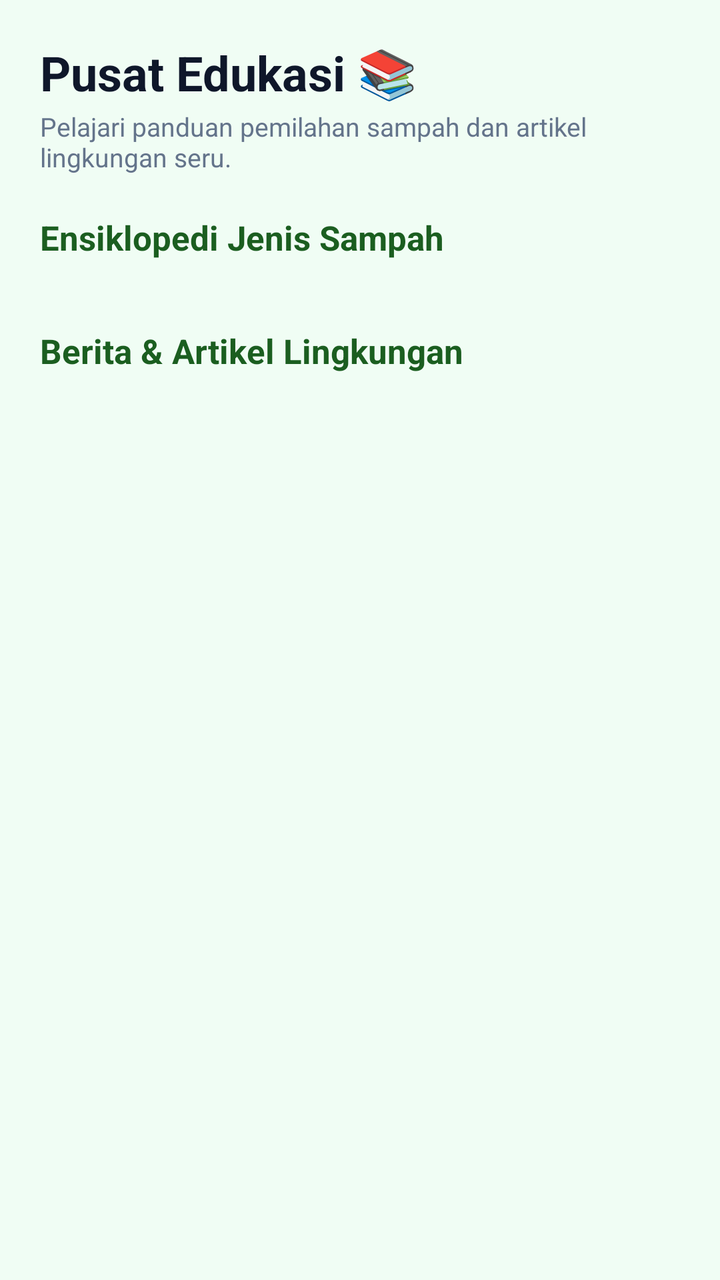
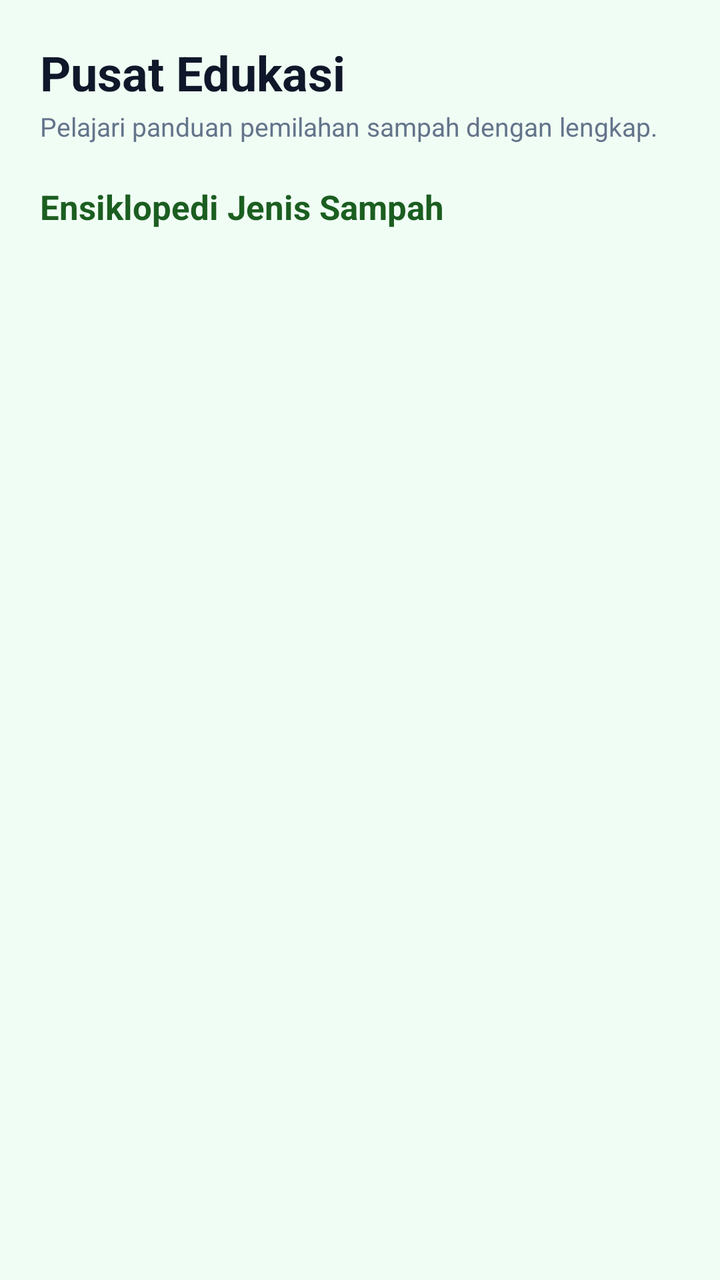

Before-and-after screenshots of an Android layout around one commit, followed by the original layout XML and the change that was made.
<!-- AndroidManifest.xml: application theme Theme.EcoLens -->
<!-- res/layout/fragment_learn.xml -->
<?xml version="1.0" encoding="utf-8"?>
<androidx.core.widget.NestedScrollView xmlns:android="http://schemas.android.com/apk/res/android"
    xmlns:app="http://schemas.android.com/apk/res-auto"
    xmlns:tools="http://schemas.android.com/tools"
    android:layout_width="match_parent"
    android:layout_height="match_parent"
    android:background="@color/bg_light"
    tools:context=".ui.learn.LearnFragment">

    <LinearLayout
        android:layout_width="match_parent"
        android:layout_height="wrap_content"
        android:orientation="vertical"
        android:padding="20dp">

        <TextView
            android:layout_width="wrap_content"
            android:layout_height="wrap_content"
            android:text="Pusat Edukasi 📚"
            android:textColor="@color/text_primary"
            android:textSize="24sp"
            android:textStyle="bold" />

        <TextView
            android:layout_width="wrap_content"
            android:layout_height="wrap_content"
            android:layout_marginTop="2dp"
            android:text="Pelajari panduan pemilahan sampah dan artikel lingkungan seru."
            android:textColor="@color/text_secondary"
            android:textSize="13sp" />

        
        <TextView
            android:layout_width="wrap_content"
            android:layout_height="wrap_content"
            android:layout_marginTop="20dp"
            android:text="Ensiklopedi Jenis Sampah"
            android:textColor="@color/primary_dark"
            android:textSize="17sp"
            android:textStyle="bold" />

        <androidx.recyclerview.widget.RecyclerView
            android:id="@+id/rvEncyclopedia"
            android:layout_width="match_parent"
            android:layout_height="wrap_content"
            android:layout_marginTop="10dp"
            android:nestedScrollingEnabled="false"
            tools:itemCount="3"
            tools:listitem="@layout/item_encyclopedia" />

        
        <TextView
            android:layout_width="wrap_content"
            android:layout_height="wrap_content"
            android:layout_marginTop="24dp"
            android:text="Berita &amp; Artikel Lingkungan"
            android:textColor="@color/primary_dark"
            android:textSize="17sp"
            android:textStyle="bold" />

        <androidx.recyclerview.widget.RecyclerView
            android:id="@+id/rvNews"
            android:layout_width="match_parent"
            android:layout_height="wrap_content"
            android:layout_marginTop="10dp"
            android:nestedScrollingEnabled="false"
            tools:itemCount="3"
            tools:listitem="@layout/item_news" />

    </LinearLayout>
</androidx.core.widget.NestedScrollView>
<!-- res/layout/item_encyclopedia.xml (included above) -->
<?xml version="1.0" encoding="utf-8"?>
<com.google.android.material.card.MaterialCardView xmlns:android="http://schemas.android.com/apk/res/android"
    xmlns:app="http://schemas.android.com/apk/res-auto"
    android:id="@+id/cardEncyclopedia"
    android:layout_width="match_parent"
    android:layout_height="wrap_content"
    android:layout_marginBottom="16dp"
    app:cardCornerRadius="18dp"
    app:cardElevation="3dp"
    app:cardBackgroundColor="@color/card_surface">

    <LinearLayout
        android:layout_width="match_parent"
        android:layout_height="wrap_content"
        android:orientation="vertical"
        android:padding="16dp">

        <LinearLayout
            android:layout_width="match_parent"
            android:layout_height="wrap_content"
            android:gravity="center_vertical"
            android:orientation="horizontal">

            <TextView
                android:id="@+id/tvEmoji"
                android:layout_width="44dp"
                android:layout_height="44dp"
                android:background="@drawable/ic_nav_scan"
                android:backgroundTint="@color/primary_container"
                android:gravity="center"
                android:text="🌱"
                android:textSize="22sp" />

            <LinearLayout
                android:layout_width="0dp"
                android:layout_height="wrap_content"
                android:layout_marginStart="12dp"
                android:layout_weight="1"
                android:orientation="vertical">

                <TextView
                    android:id="@+id/tvCategoryName"
                    android:layout_width="wrap_content"
                    android:layout_height="wrap_content"
                    android:text="Sampah Organik"
                    android:textColor="@color/category_organik"
                    android:textSize="12sp"
                    android:textStyle="bold" />

                <TextView
                    android:id="@+id/tvTitle"
                    android:layout_width="wrap_content"
                    android:layout_height="wrap_content"
                    android:layout_marginTop="2dp"
                    android:text="Mengenal Sampah Organik"
                    android:textColor="@color/text_primary"
                    android:textSize="16sp"
                    android:textStyle="bold" />
            </LinearLayout>
        </LinearLayout>

        <TextView
            android:id="@+id/tvShortDesc"
            android:layout_width="match_parent"
            android:layout_height="wrap_content"
            android:layout_marginTop="10dp"
            android:text="Sampah sisa tumbuhan &amp; makanan..."
            android:textColor="@color/text_secondary"
            android:textSize="13sp" />

        <TextView
            android:id="@+id/tvFullContent"
            android:layout_width="match_parent"
            android:layout_height="wrap_content"
            android:layout_marginTop="10dp"
            android:lineSpacingExtra="3dp"
            android:textColor="@color/text_primary"
            android:textSize="13sp"
            android:visibility="gone" />

        <TextView
            android:id="@+id/tvToggleRead"
            android:layout_width="wrap_content"
            android:layout_height="wrap_content"
            android:layout_marginTop="8dp"
            android:text="Baca Selengkapnya ▾"
            android:textColor="@color/primary"
            android:textSize="13sp"
            android:textStyle="bold" />

    </LinearLayout>
</com.google.android.material.card.MaterialCardView>
<!-- res/layout/item_news.xml (included above) -->
<?xml version="1.0" encoding="utf-8"?>
<com.google.android.material.card.MaterialCardView xmlns:android="http://schemas.android.com/apk/res/android"
    xmlns:app="http://schemas.android.com/apk/res-auto"
    android:layout_width="match_parent"
    android:layout_height="wrap_content"
    android:layout_marginBottom="12dp"
    app:cardCornerRadius="14dp"
    app:cardElevation="2dp"
    app:cardBackgroundColor="@color/card_surface">

    <LinearLayout
        android:layout_width="match_parent"
        android:layout_height="wrap_content"
        android:orientation="vertical"
        android:padding="14dp">

        <TextView
            android:id="@+id/tvNewsTitle"
            android:layout_width="match_parent"
            android:layout_height="wrap_content"
            android:text="Judul Berita Lingkungan"
            android:textColor="@color/text_primary"
            android:textSize="15sp"
            android:textStyle="bold" />

        <TextView
            android:id="@+id/tvNewsExcerpt"
            android:layout_width="match_parent"
            android:layout_height="wrap_content"
            android:layout_marginTop="4dp"
            android:text="Kutipan ringkas artikel lingkungan..."
            android:textColor="@color/text_secondary"
            android:textSize="13sp" />

        <LinearLayout
            android:layout_width="match_parent"
            android:layout_height="wrap_content"
            android:layout_marginTop="10dp"
            android:orientation="horizontal">

            <TextView
                android:id="@+id/tvNewsMeta"
                android:layout_width="0dp"
                android:layout_height="wrap_content"
                android:layout_weight="1"
                android:text="22 Juli 2026 • 3 min baca"
                android:textColor="@color/text_secondary"
                android:textSize="11sp" />

            <TextView
                android:layout_width="wrap_content"
                android:layout_height="wrap_content"
                android:text="Baca Artikel →"
                android:textColor="@color/primary"
                android:textSize="12sp"
                android:textStyle="bold" />
        </LinearLayout>

    </LinearLayout>
</com.google.android.material.card.MaterialCardView>
<!-- resources referenced by this layout -->
<resources>
  <color name="bg_light">#F0FDF4</color>
  <color name="card_surface">#FFFFFF</color>
  <color name="category_organik">#4CAF50</color>
  <color name="primary">#2E7D32</color>
  <color name="primary_container">#E8F5E9</color>
  <color name="primary_dark">#1B5E20</color>
  <color name="text_primary">#0F172A</color>
  <color name="text_secondary">#64748B</color>
  <!-- drawable ic_nav_scan (drawable) -->
  <vector xmlns:android="http://schemas.android.com/apk/res/android"
      android:width="24dp"
      android:height="24dp"
      android:viewportWidth="24"
      android:viewportHeight="24">
    <path
        android:fillColor="#FF000000"
        android:pathData="M9.4,10.5l4.77,-4.77c0.2,-0.2 0.51,-0.2 0.71,0l2.58,2.58c0.2,0.2 0.2,0.51 0,0.71L12.69,13.8c-0.2,0.2 -0.51,0.2 -0.71,0L9.4,11.21c-0.2,-0.2 -0.2,-0.51 0,-0.71zM12,2C6.48,2 2,6.48 2,12s4.48,10 10,10 10,-4.48 10,-10S17.52,2 12,2zm0,18c-4.41,0 -8,-3.59 -8,-8s3.59,-8 8,-8 8,3.59 8,8 -3.59,8 -8,8z"/>
  </vector>
  <style name="Theme.EcoLens" parent="Base.Theme.EcoLens" />
  <style name="Base.Theme.EcoLens" parent="Theme.Material3.DayNight.NoActionBar">
          
          <item name="colorPrimary">@color/primary</item>
          <item name="colorOnPrimary">@color/white</item>
          <item name="colorPrimaryContainer">@color/primary_container</item>
          <item name="colorOnPrimaryContainer">@color/on_primary_container</item>
          <item name="android:statusBarColor">@color/primary_dark</item>
          <item name="android:windowBackground">@color/bg_light</item>
  
          
          <item name="android:textColorPrimary">@color/text_primary</item>
          <item name="android:textColorSecondary">@color/text_secondary</item>
          <item name="android:textColorHint">@color/text_secondary</item>
          <item name="android:editTextColor">@color/text_primary</item>
          <item name="colorOnSurface">@color/text_primary</item>
          <item name="colorOnSurfaceVariant">@color/text_secondary</item>
  
          
          <item name="android:indeterminateTint">@color/primary</item>
          <item name="colorSecondary">@color/primary</item>
          <item name="colorControlActivated">@color/primary</item>
          <item name="colorControlNormal">@color/text_secondary</item>
  
          
          <item name="android:windowLightStatusBar">true</item>
  
          
          <item name="android:windowLightNavigationBar" tools:targetApi="O_MR1">true</item>
      </style>
  <color name="white">#FFFFFFFF</color>
  <color name="on_primary_container">#1B5E20</color>
</resources>

<!-- the commit's change to res/layout/fragment_learn.xml (unified diff, before → after) -->
@@ -16,7 +16,7 @@
         <TextView
             android:layout_width="wrap_content"
             android:layout_height="wrap_content"
-            android:text="Pusat Edukasi 📚"
+            android:text="Pusat Edukasi "
             android:textColor="@color/text_primary"
             android:textSize="24sp"
             android:textStyle="bold" />
@@ -25,7 +25,7 @@
             android:layout_width="wrap_content"
             android:layout_height="wrap_content"
             android:layout_marginTop="2dp"
-            android:text="Pelajari panduan pemilahan sampah dan artikel lingkungan seru."
+            android:text="Pelajari panduan pemilahan sampah dengan lengkap."
             android:textColor="@color/text_secondary"
             android:textSize="13sp" />
 
@@ -48,24 +48,6 @@
             tools:itemCount="3"
             tools:listitem="@layout/item_encyclopedia" />
 
-        
-        <TextView
-            android:layout_width="wrap_content"
-            android:layout_height="wrap_content"
-            android:layout_marginTop="24dp"
-            android:text="Berita &amp; Artikel Lingkungan"
-            android:textColor="@color/primary_dark"
-            android:textSize="17sp"
-            android:textStyle="bold" />
-
-        <androidx.recyclerview.widget.RecyclerView
-            android:id="@+id/rvNews"
-            android:layout_width="match_parent"
-            android:layout_height="wrap_content"
-            android:layout_marginTop="10dp"
-            android:nestedScrollingEnabled="false"
-            tools:itemCount="3"
-            tools:listitem="@layout/item_news" />
 
     </LinearLayout>
 </androidx.core.widget.NestedScrollView>
@@ -162,64 +144,3 @@
 
     </LinearLayout>
 </com.google.android.material.card.MaterialCardView>
-<!-- res/layout/item_news.xml (included above) -->
-<?xml version="1.0" encoding="utf-8"?>
-<com.google.android.material.card.MaterialCardView xmlns:android="http://schemas.android.com/apk/res/android"
-    xmlns:app="http://schemas.android.com/apk/res-auto"
-    android:layout_width="match_parent"
-    android:layout_height="wrap_content"
-    android:layout_marginBottom="12dp"
-    app:cardCornerRadius="14dp"
-    app:cardElevation="2dp"
-    app:cardBackgroundColor="@color/card_surface">
-
-    <LinearLayout
-        android:layout_width="match_parent"
-        android:layout_height="wrap_content"
-        android:orientation="vertical"
-        android:padding="14dp">
-
-        <TextView
-            android:id="@+id/tvNewsTitle"
-            android:layout_width="match_parent"
-            android:layout_height="wrap_content"
-            android:text="Judul Berita Lingkungan"
-            android:textColor="@color/text_primary"
-            android:textSize="15sp"
-            android:textStyle="bold" />
-
-        <TextView
-            android:id="@+id/tvNewsExcerpt"
-            android:layout_width="match_parent"
-            android:layout_height="wrap_content"
-            android:layout_marginTop="4dp"
-            android:text="Kutipan ringkas artikel lingkungan..."
-            android:textColor="@color/text_secondary"
-            android:textSize="13sp" />
-
-        <LinearLayout
-            android:layout_width="match_parent"
-            android:layout_height="wrap_content"
-            android:layout_marginTop="10dp"
-            android:orientation="horizontal">
-
-            <TextView
-                android:id="@+id/tvNewsMeta"
-                android:layout_width="0dp"
-                android:layout_height="wrap_content"
-                android:layout_weight="1"
-                android:text="22 Juli 2026 • 3 min baca"
-                android:textColor="@color/text_secondary"
-                android:textSize="11sp" />
-
-            <TextView
-                android:layout_width="wrap_content"
-                android:layout_height="wrap_content"
-                android:text="Baca Artikel →"
-                android:textColor="@color/primary"
-                android:textSize="12sp"
-                android:textStyle="bold" />
-        </LinearLayout>
-
-    </LinearLayout>
-</com.google.android.material.card.MaterialCardView>
